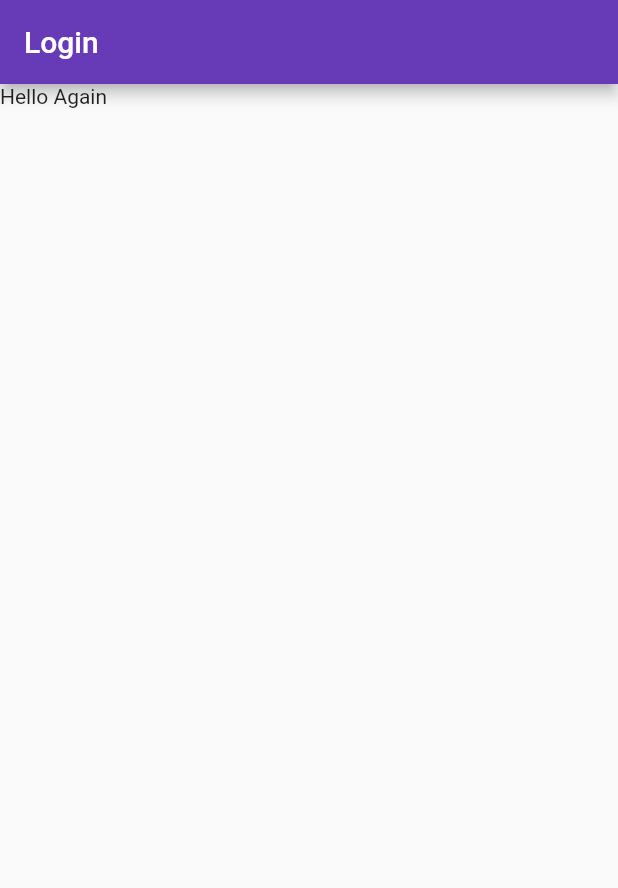
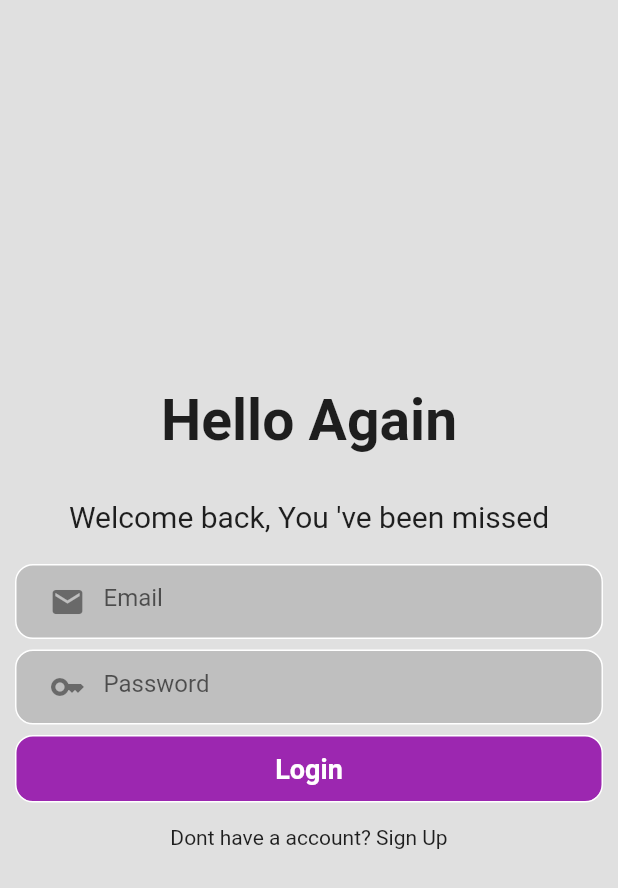
Before and after one commit to hamzabhiinder/FirebaseFlutter, a Flutter app: the screen it shows after launch, on a phone screen of 412 x 824 dp. Shown: the top 888 px of the screen. Run offline on Flutter 3.47's test engine with Material 2 defaults, Android fonts, the phone set to English and light mode, and no system bars; our stand-ins replace firebase_core; missing offline and left inert: dart:html; accounts and stored records are empty.

Commit message:
Login Screen

```diff
--- a/lib/main.dart
+++ b/lib/main.dart
@@ -1,5 +1,6 @@
 import 'package:firebase_core/firebase_core.dart';
 import 'package:firebaseapp/firebase_options.dart';
+import 'package:firebaseapp/ui/auth/loginScreen.dart';
 import 'package:firebaseapp/ui/splashScreen.dart';
 import 'package:flutter/material.dart';
 
@@ -22,7 +23,7 @@ class MyApp extends StatelessWidget {
       theme: ThemeData(
         primarySwatch: Colors.deepPurple,
       ),
-      home: const SplashScreen(),
+      home: const LoginScreen(),
     );
   }
 }
--- a/lib/ui/auth/loginScreen.dart
+++ b/lib/ui/auth/loginScreen.dart
@@ -12,20 +12,141 @@ class LoginScreen extends StatefulWidget {
 }
 
 class _LoginScreenState extends State<LoginScreen> {
+  TextEditingController emailController = TextEditingController();
+  final FormKey = GlobalKey<FormState>();
+  TextEditingController passwordController = TextEditingController();
+
   @override
   Widget build(BuildContext context) {
     return Scaffold(
-      appBar: AppBar(
-        automaticallyImplyLeading: false,
-        title: Text("Login "),
-      ),
+      backgroundColor: Colors.grey[300],
       body: SafeArea(
         child: Column(
+          mainAxisAlignment: MainAxisAlignment.center,
+          crossAxisAlignment: CrossAxisAlignment.center,
           children: [
+            Container(
+              child: const Center(
+                child: Text(
+                  "Hello Again",
+                  style: TextStyle(fontSize: 38, fontWeight: FontWeight.bold),
+                ),
+              ),
+            ),
+            SizedBox(height: 30),
+            Container(
+              width: MediaQuery.of(context).size.width * 0.9,
+              child: const Center(
+                child: Text(
+                  "Welcome back, You \'ve been missed",
+                  style: TextStyle(
+                    fontSize: 20,
+                  ),
+                ),
+              ),
+            ),
+            SizedBox(height: 20),
+            Form(
+              key: FormKey,
+              child: Column(
+                children: [
+                  //email verification
 
-            Text("Hello Again")
+                  Padding(
+                    padding: EdgeInsets.symmetric(horizontal: 10.0),
+                    child: Container(
+                      decoration: BoxDecoration(
+                        color: Colors.grey.withOpacity(0.5),
+                        border: Border.all(color: Colors.white),
+                        borderRadius: BorderRadius.circular(12),
+                      ),
+                      child: Padding(
+                        padding: EdgeInsets.symmetric(horizontal: 10.0),
+                        child: TextFormField(
+                          controller: emailController,
+                          decoration: InputDecoration(
+                            border: InputBorder.none,
+                            hintText: 'Email',
+                            prefixIcon: Icon(Icons.email),
+                          ),
+                          validator: (value) {
+                            if (value!.isEmpty) {}
+                            return null;
+                          },
+                        ),
+                      ),
+                    ),
+                  ),
+                  SizedBox(height: 7),
 
+                  ///Password field
 
+                  Padding(
+                    padding: EdgeInsets.symmetric(horizontal: 10.0),
+                    child: Container(
+                      decoration: BoxDecoration(
+                        color: Colors.grey.withOpacity(0.5),
+                        border: Border.all(color: Colors.white),
+                        borderRadius: BorderRadius.circular(12),
+                      ),
+                      child: Padding(
+                        padding: EdgeInsets.symmetric(horizontal: 10.0),
+                        child: TextFormField(
+                          controller: passwordController,
+                          obscureText: true,
+                          decoration: InputDecoration(
+                            border: InputBorder.none,
+                            hintText: 'Password',
+                            prefixIcon: Icon(Icons.key),
+                          ),
+                          validator: (value) {
+                            if (value!.isEmpty) {}
+                            return null;
+                          },
+                        ),
+                      ),
+                    ),
+                  ),
+                ],
+              ),
+            ),
+            SizedBox(height: 7),
+            Padding(
+              padding: const EdgeInsets.symmetric(horizontal: 10.0),
+              child: Container(
+                decoration: BoxDecoration(
+                  border: Border.all(color: Colors.white),
+                  borderRadius: BorderRadius.circular(12),
+                  color: Colors.purple,
+                ),
+                child: InkWell(
+                  onTap: () {
+                    if (FormKey.currentState!.validate()) {}
+                  },
+                  child: Padding(
+                    padding: const EdgeInsets.all(11.0),
+                    child: Center(
+                      child: Text(
+                        "Login",
+                        style: TextStyle(
+                          color: Colors.white,
+                          fontSize: 18,
+                          fontWeight: FontWeight.bold,
+                        ),
+                      ),
+                    ),
+                  ),
+                ),
+              ),
+            ),
+            SizedBox(height: 15),
+            Row(
+              mainAxisAlignment: MainAxisAlignment.center,
+              children: [
+                Text("Dont have a account? "),
+                InkWell(onTap: () {}, child: Text("Sign Up"))
+              ],
+            )
           ],
         ),
       ),
```
